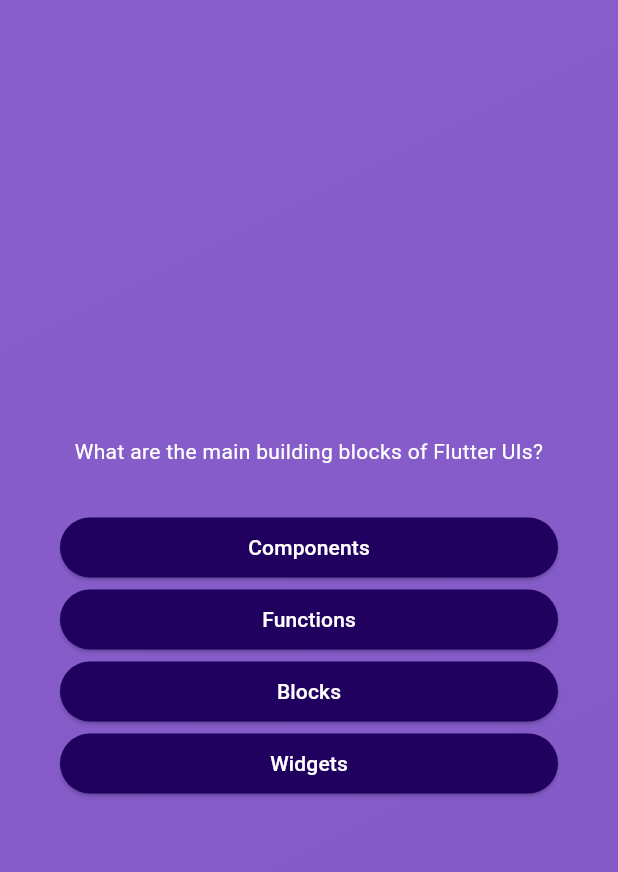
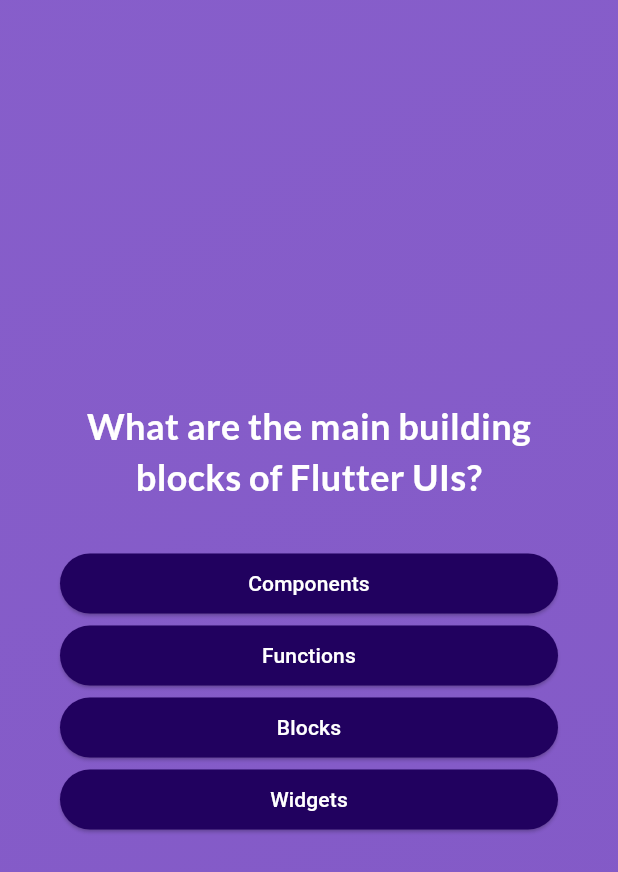
Before and after one commit to kotokotodonabe/adv_basics, a Flutter app: the screen it shows after launch, after a tap on "Start Quiz", on a phone screen of 412 x 824 dp. Shown: the top 872 px of the screen. Run offline on Flutter 3.47's test engine with Material 3 defaults, Android fonts, the phone set to English and light mode, and no system bars; our stand-ins replace google_fonts.

```diff
--- a/lib/answer_button.dart
+++ b/lib/answer_button.dart
@@ -25,7 +25,10 @@ class AnswerButton extends StatelessWidget {
           borderRadius: BorderRadius.circular(40),
         ),
       ),
-      child: Text(answerText),
+      child: Text(
+        answerText,
+        textAlign: TextAlign.center,
+      ),
     );
   }
 }
--- a/lib/questions_screen.dart
+++ b/lib/questions_screen.dart
@@ -1,4 +1,5 @@
 import 'package:flutter/material.dart';
+import 'package:google_fonts/google_fonts.dart';
 
 import 'package:adv_basics/answer_button.dart';
 import 'package:adv_basics/data/questions.dart';
@@ -35,8 +36,10 @@ class _QuestionsScreenState extends State<QuestionsScreen> {
           children: [
             Text(
               currentQuestion.text,
-              style: const TextStyle(
+              style: GoogleFonts.lato(
                 color: Colors.white,
+                fontSize: 24,
+                fontWeight: FontWeight.bold,
               ),
               textAlign: TextAlign.center,
             ),
--- a/lib/start_screen.dart
+++ b/lib/start_screen.dart
@@ -1,4 +1,5 @@
 import 'package:flutter/material.dart';
+import 'package:google_fonts/google_fonts.dart';
 
 class StartScreen extends StatelessWidget {
   const StartScreen(this.startQuiz, {super.key});
@@ -19,10 +20,10 @@ class StartScreen extends StatelessWidget {
           const SizedBox(
             height: 80,
           ),
-          const Text(
+          Text(
             'Learn Flutter the fun way!',
-            style: TextStyle(
-              color: Color.fromARGB(255, 218, 202, 245),
+            style: GoogleFonts.lato(
+              color: const Color.fromARGB(255, 218, 202, 245),
               fontSize: 24,
             ),
           ),
--- a/pubspec.yaml
+++ b/pubspec.yaml
@@ -34,6 +34,7 @@ dependencies:
   # The following adds the Cupertino Icons font to your application.
   # Use with the CupertinoIcons class for iOS style icons.
   cupertino_icons: ^1.0.6
+  google_fonts: ^6.2.1
 
 dev_dependencies:
   flutter_test:
```
Also changed, not shown: pubspec.lock.
